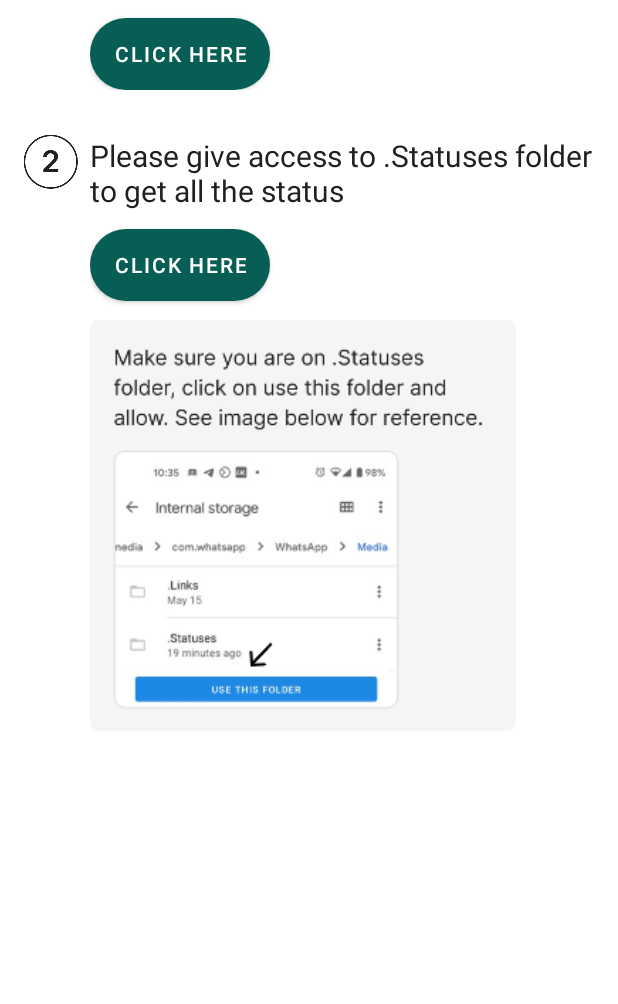
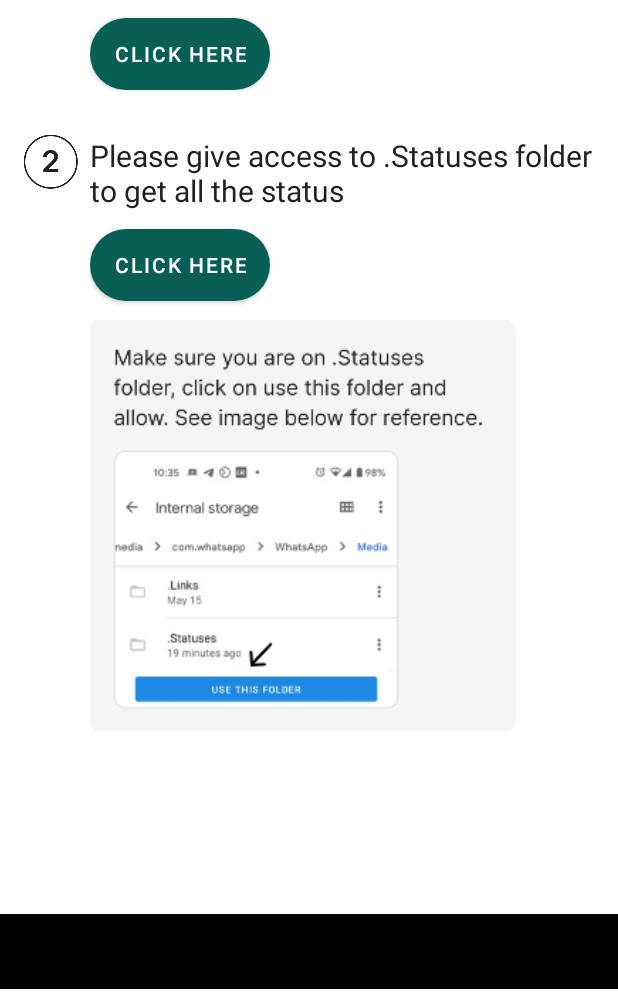
Before and after one commit to venkatesh20pillay/SocialStatusSaver, an Android app: the screen it shows after launch (StartActivity), on a phone screen of 412 x 824 dp, the part 232-1236 px from its top. Run offline under Robolectric (Android 15) with nearby library versions, the phone set to English and light mode, and no system bars; libraries missing offline, so code that uses them is left out: com.applovin.mediation, com.applovin.sdk; plain views replace MaxAdView; 2 statements that could not run were skipped.

Commit message:
fixed edge to edge

```diff
--- a/app/build.gradle
+++ b/app/build.gradle
@@ -10,9 +10,9 @@ android {
     defaultConfig {
         applicationId "com.statuses.statussavers"
         minSdkVersion 23
-        targetSdkVersion 34
-        versionCode 45
-        versionName "4.9"
+        targetSdkVersion 35
+        versionCode 46
+        versionName "5.0"
 
         testInstrumentationRunner "androidx.test.runner.AndroidJUnitRunner"
     }
--- a/app/src/main/java/com/statuses/statussavers/StartActivity.kt
+++ b/app/src/main/java/com/statuses/statussavers/StartActivity.kt
@@ -22,6 +22,9 @@ import androidx.annotation.RequiresApi
 import androidx.appcompat.app.AppCompatActivity
 import androidx.core.app.ActivityCompat
 import androidx.core.content.ContextCompat
+import androidx.core.view.ViewCompat
+import androidx.core.view.WindowInsetsCompat
+import androidx.core.view.updatePadding
 import com.applovin.mediation.MaxAd
 import com.applovin.mediation.MaxAdViewAdListener
 import com.applovin.mediation.MaxError
@@ -41,9 +44,25 @@ class StartActivity : AppCompatActivity() {
     var imageViewSecond: ImageView? = null
     var useThisFolder: ImageView? = null
 
+    @SuppressLint("MissingInflatedId")
     override fun onCreate(savedInstanceState: Bundle?) {
         super.onCreate(savedInstanceState)
         setContentView(R.layout.activity_start_v2)
+        val rootView = findViewById<View>(R.id.root_layout)  // Make sure you have a root layout
+        ViewCompat.setOnApplyWindowInsetsListener(rootView) { _, insets ->
+
+            // Get insets for system bars
+            val systemBarsInsets = insets.getInsets(WindowInsetsCompat.Type.systemBars())
+
+            // Adjust padding for root layout
+            rootView.updatePadding(
+                top = systemBarsInsets.top,  // Adjust top padding for status bar
+                bottom = systemBarsInsets.bottom  // Adjust bottom padding for navigation bar
+            )
+
+            // Return consumed insets to indicate that we have handled them
+            WindowInsetsCompat.CONSUMED
+        }
         permission1 = findViewById<View>(R.id.permission1) as TextView
         permission2 = findViewById<View>(R.id.permission2) as TextView
         permission1Button = findViewById<View>(R.id.permission1Button) as Button
--- a/app/src/main/res/layout/activity_how_to_use_2.xml
+++ b/app/src/main/res/layout/activity_how_to_use_2.xml
@@ -2,6 +2,7 @@
 <RelativeLayout xmlns:android="http://schemas.android.com/apk/res/android"
     android:layout_width="match_parent"
     android:layout_height="match_parent"
+    android:id="@+id/rootLayout"
     xmlns:tools="http://schemas.android.com/tools"
     xmlns:maxads="http://schemas.applovin.com/android/1.0">
     <ScrollView
@@ -9,6 +10,7 @@
         android:layout_height="match_parent"
         android:layout_alignParentTop="true"
         android:layout_above="@+id/maxAd"
+        android:id="@+id/scrollView"
         android:fillViewport="true">
         <RelativeLayout
             android:layout_width="match_parent"
--- a/app/src/main/res/layout/activity_main.xml
+++ b/app/src/main/res/layout/activity_main.xml
@@ -4,6 +4,7 @@
     xmlns:tools="http://schemas.android.com/tools"
     xmlns:maxads="http://schemas.applovin.com/android/1.0"
     android:layout_width="match_parent"
+    android:id="@+id/activity_main"
     android:layout_height="match_parent">
 
     <com.google.android.material.appbar.AppBarLayout
@@ -48,7 +49,7 @@
     <LinearLayout
         android:id="@+id/linearlayout"
         android:layout_width="match_parent"
-        android:layout_height="60dp"
+        android:layout_height="wrap_content"
         android:alpha="1.0"
         android:background="@color/white"
         android:orientation="vertical"
@@ -68,7 +69,7 @@
     <com.google.android.material.bottomnavigation.BottomNavigationView
         android:id="@+id/bottomNavigationView"
         android:layout_width="match_parent"
-        android:layout_height="50dp"
+        android:layout_height="wrap_content"
         app:layout_constraintBottom_toBottomOf="parent"
         app:layout_constraintEnd_toEndOf="parent"
         app:layout_constraintStart_toStartOf="parent"
--- a/app/src/main/res/layout/activity_more.xml
+++ b/app/src/main/res/layout/activity_more.xml
@@ -2,6 +2,7 @@
 <androidx.constraintlayout.widget.ConstraintLayout xmlns:android="http://schemas.android.com/apk/res/android"
     xmlns:app="http://schemas.android.com/apk/res-auto"
     xmlns:tools="http://schemas.android.com/tools"
+    android:id="@+id/rootLayout"
     android:layout_width="match_parent"
     android:layout_height="match_parent"
     tools:context=".MoreActivity">
--- a/app/src/main/res/layout/activity_start_v2.xml
+++ b/app/src/main/res/layout/activity_start_v2.xml
@@ -2,6 +2,7 @@
 <RelativeLayout xmlns:android="http://schemas.android.com/apk/res/android"
     android:layout_width="match_parent"
     android:layout_height="match_parent"
+    android:id="@+id/root_layout"
     xmlns:tools="http://schemas.android.com/tools"
     xmlns:maxads="http://schemas.applovin.com/android/1.0">
 <ScrollView
@@ -107,7 +108,7 @@
         android:layout_width="match_parent"
         android:layout_height="50dp"
         android:layout_marginBottom="10dp"
-        android:background="@color/white"
+        android:background="@color/black"
         android:layout_alignParentBottom="true"
         maxads:adUnitId="@string/applovin_banner_id" />
 </RelativeLayout>
--- a/app/src/main/res/layout/fragment_main.xml
+++ b/app/src/main/res/layout/fragment_main.xml
@@ -5,6 +5,7 @@
     android:id="@+id/constraintLayout"
     android:layout_width="match_parent"
     android:layout_height="match_parent"
+    android:fitsSystemWindows="true"
     tools:context=".ui.main.PlaceholderFragment">
 
     <TextView
--- a/app/src/main/res/values-night/themes.xml
+++ b/app/src/main/res/values-night/themes.xml
@@ -4,13 +4,15 @@
         <!-- Primary brand color. -->
         <item name="colorPrimary">@color/purple_200</item>
         <item name="colorPrimaryVariant">@color/purple_700</item>
-        <item name="colorOnPrimary">@color/black</item>
+        <item name="colorOnPrimary">@color/white</item>
         <!-- Secondary brand color. -->
         <item name="colorSecondary">@color/teal_200</item>
         <item name="colorSecondaryVariant">@color/teal_200</item>
-        <item name="colorOnSecondary">@color/black</item>
+        <item name="colorOnSecondary">@color/white</item>
         <!-- Status bar color. -->
-        <item name="android:statusBarColor" tools:targetApi="l">?attr/colorPrimaryVariant</item>
+        <item name="android:statusBarColor">@android:color/transparent</item>
+        <item name="android:navigationBarColor">@android:color/transparent</item>
+        <item name="android:windowLightStatusBar">true</item> <!-- or false depending on background -->
         <!-- Customize your theme here. -->
     </style>
 </resources>
--- a/app/src/main/res/values/colors.xml
+++ b/app/src/main/res/values/colors.xml
@@ -1,5 +1,7 @@
 <?xml version="1.0" encoding="utf-8"?>
 <resources>
+    <color name="text_color_light">#000000</color>
+    <color name="text_color_night">#FFFFFF</color>
     <color name="purple_200">#FFBB86FC</color>
     <color name="purple_500">#FF6200EE</color>
     <color name="purple_700">#FF3700B3</color>
--- a/app/src/main/res/values/themes.xml
+++ b/app/src/main/res/values/themes.xml
@@ -10,7 +10,9 @@
         <item name="colorSecondaryVariant">@color/teal_700</item>
         <item name="colorOnSecondary">@color/black</item>
         <!-- Status bar color. -->
-        <item name="android:statusBarColor" tools:targetApi="l">?attr/colorPrimaryVariant</item>
+        <item name="android:statusBarColor">@android:color/transparent</item>
+        <item name="android:navigationBarColor">@android:color/transparent</item>
+        <item name="android:windowLightStatusBar">true</item> <!-- or false depending on background -->
         <!-- Customize your theme here. -->
     </style>
 
```
Also changed, not shown: app/src/main/java/com/statuses/statussavers/HowToUse.kt (+25 -1 lines), app/src/main/java/com/statuses/statussavers/MainActivity.kt (+16 -1 lines), app/src/main/java/com/statuses/statussavers/MoreActivity.kt (+20 -1 lines).
